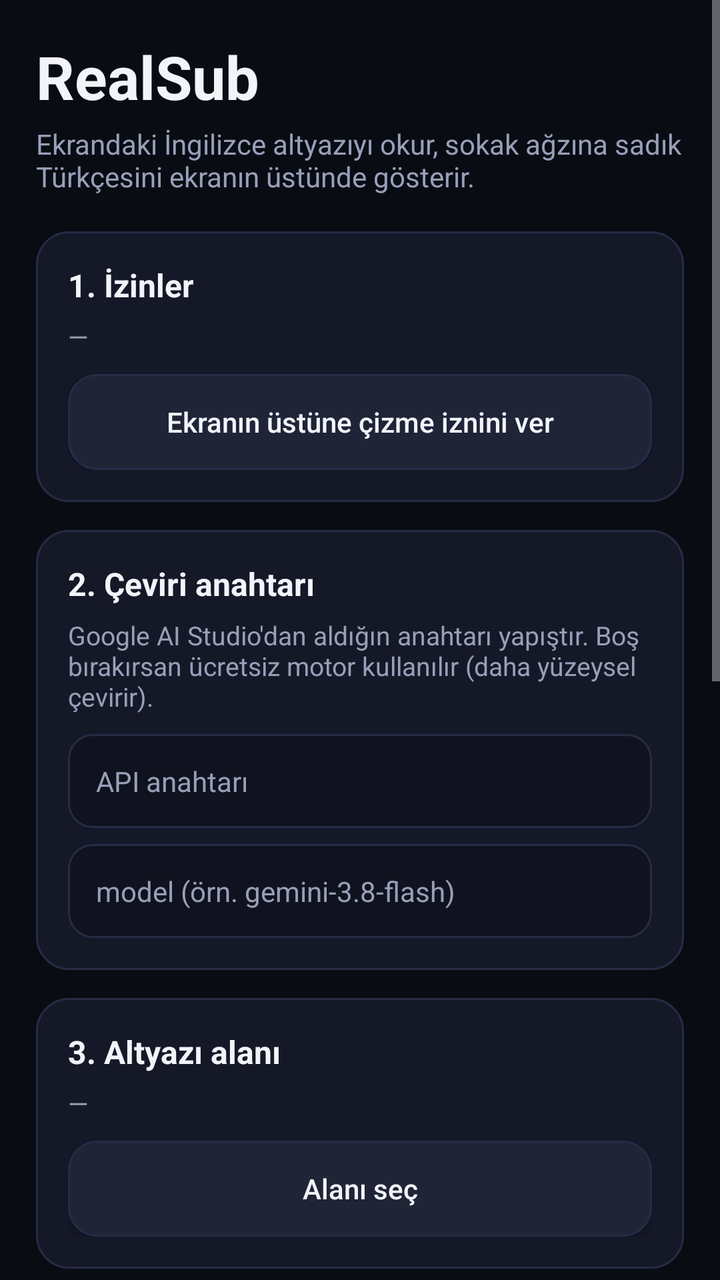
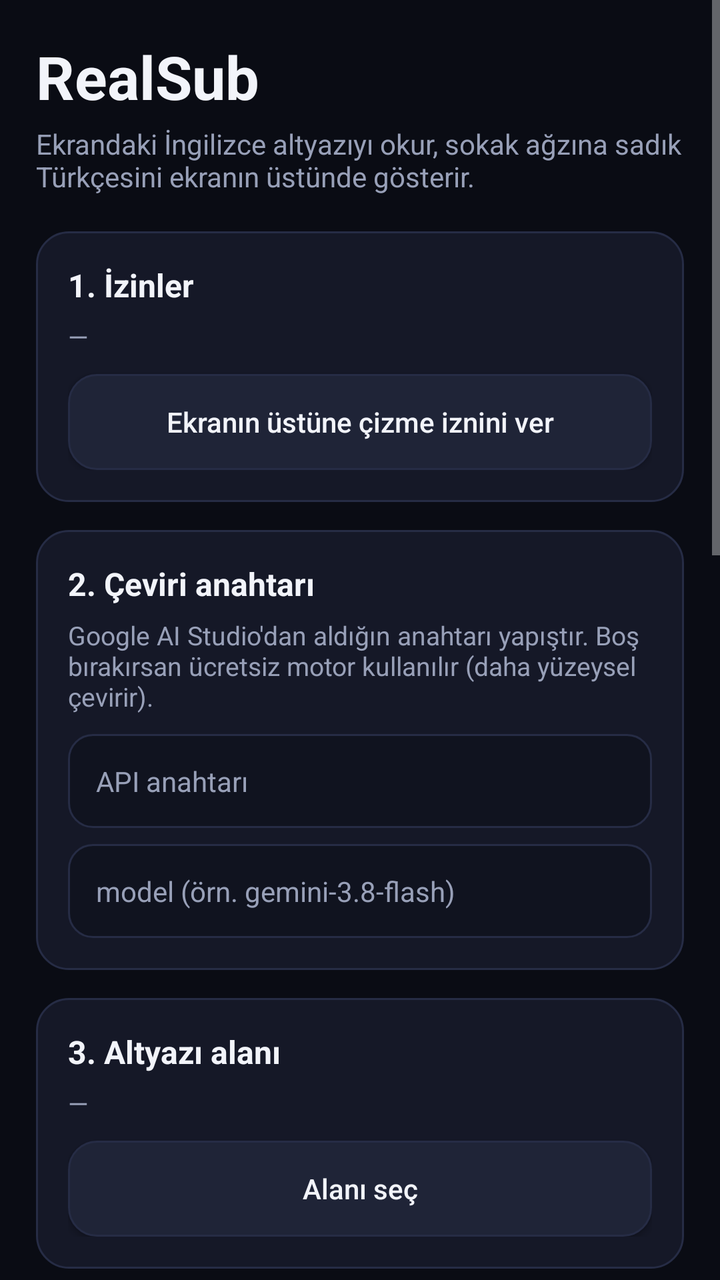

Two renders of the same Android screen: before a commit and after it. Below are the layout's source before the change and the commit's diff.
<!-- AndroidManifest.xml: application theme Theme.RealSub -->
<!-- res/layout/activity_main.xml -->
<?xml version="1.0" encoding="utf-8"?>
<ScrollView xmlns:android="http://schemas.android.com/apk/res/android"
    android:layout_width="match_parent"
    android:layout_height="match_parent"
    android:background="@color/bg"
    android:fillViewport="true">

    <LinearLayout
        android:layout_width="match_parent"
        android:layout_height="wrap_content"
        android:orientation="vertical"
        android:padding="18dp">

        <TextView
            android:layout_width="wrap_content"
            android:layout_height="wrap_content"
            android:text="RealSub"
            android:textColor="@color/txt"
            android:textSize="30sp"
            android:textStyle="bold" />

        <TextView
            android:layout_width="match_parent"
            android:layout_height="wrap_content"
            android:layout_marginTop="4dp"
            android:text="Ekrandaki İngilizce altyazıyı okur, sokak ağzına sadık Türkçesini ekranın üstünde gösterir."
            android:textColor="@color/muted"
            android:textSize="14sp" />

        
        <LinearLayout
            android:layout_width="match_parent"
            android:layout_height="wrap_content"
            android:layout_marginTop="18dp"
            android:background="@drawable/panel"
            android:orientation="vertical"
            android:padding="16dp">

            <TextView
                android:layout_width="wrap_content"
                android:layout_height="wrap_content"
                android:text="1. İzinler"
                android:textColor="@color/txt"
                android:textSize="16sp"
                android:textStyle="bold" />

            <TextView
                android:id="@+id/tvPerm"
                android:layout_width="match_parent"
                android:layout_height="wrap_content"
                android:layout_marginTop="6dp"
                android:text="—"
                android:textColor="@color/muted"
                android:textSize="13sp" />

            <Button
                android:id="@+id/btnOverlayPerm"
                android:layout_width="match_parent"
                android:layout_height="wrap_content"
                android:layout_marginTop="10dp"
                android:background="@drawable/btn_grey"
                android:text="Ekranın üstüne çizme iznini ver"
                android:textAllCaps="false"
                android:textColor="@color/txt" />
        </LinearLayout>

        
        <LinearLayout
            android:layout_width="match_parent"
            android:layout_height="wrap_content"
            android:layout_marginTop="14dp"
            android:background="@drawable/panel"
            android:orientation="vertical"
            android:padding="16dp">

            <TextView
                android:layout_width="wrap_content"
                android:layout_height="wrap_content"
                android:text="2. Çeviri anahtarı"
                android:textColor="@color/txt"
                android:textSize="16sp"
                android:textStyle="bold" />

            <TextView
                android:layout_width="match_parent"
                android:layout_height="wrap_content"
                android:layout_marginTop="6dp"
                android:text="Google AI Studio'dan aldığın anahtarı yapıştır. Boş bırakırsan ücretsiz motor kullanılır (daha yüzeysel çevirir)."
                android:textColor="@color/muted"
                android:textSize="13sp" />

            <EditText
                android:id="@+id/etKey"
                android:layout_width="match_parent"
                android:layout_height="wrap_content"
                android:layout_marginTop="10dp"
                android:background="@drawable/field"
                android:hint="API anahtarı"
                android:inputType="textPassword"
                android:padding="14dp"
                android:textColor="@color/txt"
                android:textColorHint="@color/muted"
                android:textSize="14sp" />

            <EditText
                android:id="@+id/etModel"
                android:layout_width="match_parent"
                android:layout_height="wrap_content"
                android:layout_marginTop="8dp"
                android:background="@drawable/field"
                android:hint="model (örn. gemini-3.8-flash)"
                android:inputType="text"
                android:padding="14dp"
                android:textColor="@color/txt"
                android:textColorHint="@color/muted"
                android:textSize="14sp" />
        </LinearLayout>

        
        <LinearLayout
            android:layout_width="match_parent"
            android:layout_height="wrap_content"
            android:layout_marginTop="14dp"
            android:background="@drawable/panel"
            android:orientation="vertical"
            android:padding="16dp">

            <TextView
                android:layout_width="wrap_content"
                android:layout_height="wrap_content"
                android:text="3. Altyazı alanı"
                android:textColor="@color/txt"
                android:textSize="16sp"
                android:textStyle="bold" />

            <TextView
                android:id="@+id/tvRegion"
                android:layout_width="match_parent"
                android:layout_height="wrap_content"
                android:layout_marginTop="6dp"
                android:text="—"
                android:textColor="@color/muted"
                android:textSize="13sp" />

            <Button
                android:id="@+id/btnRegion"
                android:layout_width="match_parent"
                android:layout_height="wrap_content"
                android:layout_marginTop="10dp"
                android:background="@drawable/btn_grey"
                android:text="Alanı seç"
                android:textAllCaps="false"
                android:textColor="@color/txt" />
        </LinearLayout>

        
        <LinearLayout
            android:layout_width="match_parent"
            android:layout_height="wrap_content"
            android:layout_marginTop="14dp"
            android:background="@drawable/panel"
            android:orientation="vertical"
            android:padding="16dp">

            <TextView
                android:layout_width="wrap_content"
                android:layout_height="wrap_content"
                android:text="4. Ayarlar"
                android:textColor="@color/txt"
                android:textSize="16sp"
                android:textStyle="bold" />

            <TextView
                android:layout_width="wrap_content"
                android:layout_height="wrap_content"
                android:layout_marginTop="12dp"
                android:text="Sertlik seviyesi"
                android:textColor="@color/muted"
                android:textSize="13sp" />

            <RadioGroup
                android:id="@+id/rgHard"
                android:layout_width="match_parent"
                android:layout_height="wrap_content"
                android:orientation="vertical">

                <RadioButton
                    android:id="@+id/rb0"
                    android:layout_width="match_parent"
                    android:layout_height="wrap_content"
                    android:text="Yumuşak"
                    android:textColor="@color/txt" />

                <RadioButton
                    android:id="@+id/rb1"
                    android:layout_width="match_parent"
                    android:layout_height="wrap_content"
                    android:text="Doğal"
                    android:textColor="@color/txt" />

                <RadioButton
                    android:id="@+id/rb2"
                    android:layout_width="match_parent"
                    android:layout_height="wrap_content"
                    android:text="Sokak ağzı"
                    android:textColor="@color/txt" />

                <RadioButton
                    android:id="@+id/rb3"
                    android:layout_width="match_parent"
                    android:layout_height="wrap_content"
                    android:text="Tam sansürsüz"
                    android:textColor="@color/txt" />
            </RadioGroup>

            <TextView
                android:id="@+id/tvSize"
                android:layout_width="wrap_content"
                android:layout_height="wrap_content"
                android:layout_marginTop="10dp"
                android:text="Yazı boyutu"
                android:textColor="@color/muted"
                android:textSize="13sp" />

            <SeekBar
                android:id="@+id/sbSize"
                android:layout_width="match_parent"
                android:layout_height="wrap_content"
                android:max="42"
                android:progress="12" />

            <TextView
                android:id="@+id/tvBottom"
                android:layout_width="wrap_content"
                android:layout_height="wrap_content"
                android:text="Alttan uzaklık"
                android:textColor="@color/muted"
                android:textSize="13sp" />

            <SeekBar
                android:id="@+id/sbBottom"
                android:layout_width="match_parent"
                android:layout_height="wrap_content"
                android:max="60"
                android:progress="10" />

            <CheckBox
                android:id="@+id/cbEn"
                android:layout_width="match_parent"
                android:layout_height="wrap_content"
                android:text="İngilizceyi de göster"
                android:textColor="@color/txt" />
        </LinearLayout>

        <Button
            android:id="@+id/btnStart"
            android:layout_width="match_parent"
            android:layout_height="wrap_content"
            android:layout_marginTop="18dp"
            android:background="@drawable/btn"
            android:paddingTop="14dp"
            android:paddingBottom="14dp"
            android:text="Başlat"
            android:textAllCaps="false"
            android:textColor="#FFFFFF"
            android:textSize="17sp"
            android:textStyle="bold" />

        <Button
            android:id="@+id/btnStop"
            android:layout_width="match_parent"
            android:layout_height="wrap_content"
            android:layout_marginTop="10dp"
            android:background="@drawable/btn_grey"
            android:text="Durdur"
            android:textAllCaps="false"
            android:textColor="@color/txt" />

        <TextView
            android:layout_width="match_parent"
            android:layout_height="wrap_content"
            android:layout_marginTop="16dp"
            android:layout_marginBottom="24dp"
            android:text="Başlat'a bastıktan sonra uygulamadan çık, izlemeye başla. Altyazı ekranın üstünde görünür. Durdurmak için bildirime dokun."
            android:textColor="@color/muted"
            android:textSize="12sp" />
    </LinearLayout>
</ScrollView>
<!-- resources referenced by this layout -->
<resources>
  <color name="bg">#0A0C14</color>
  <color name="muted">#98A0B8</color>
  <color name="txt">#F2F4FA</color>
  <!-- drawable btn (drawable) -->
  <?xml version="1.0" encoding="utf-8"?>
  <shape xmlns:android="http://schemas.android.com/apk/res/android" android:shape="rectangle">
      <solid android:color="@color/acc" />
      <corners android:radius="14dp" />
  </shape>
  <!-- drawable btn_grey (drawable) -->
  <?xml version="1.0" encoding="utf-8"?>
  <shape xmlns:android="http://schemas.android.com/apk/res/android" android:shape="rectangle">
      <solid android:color="#1F2437" />
      <corners android:radius="14dp" />
      <stroke android:width="1dp" android:color="@color/line" />
  </shape>
  <!-- drawable field (drawable) -->
  <?xml version="1.0" encoding="utf-8"?>
  <shape xmlns:android="http://schemas.android.com/apk/res/android" android:shape="rectangle">
      <solid android:color="#10131F" />
      <corners android:radius="12dp" />
      <stroke android:width="1dp" android:color="@color/line" />
  </shape>
  <!-- drawable panel (drawable) -->
  <?xml version="1.0" encoding="utf-8"?>
  <shape xmlns:android="http://schemas.android.com/apk/res/android" android:shape="rectangle">
      <solid android:color="@color/panel" />
      <corners android:radius="16dp" />
      <stroke android:width="1dp" android:color="@color/line" />
  </shape>
  <style name="Theme.RealSub" parent="Theme.AppCompat.NoActionBar">
          <item name="android:windowBackground">@color/bg</item>
          <item name="android:textColor">@color/txt</item>
          <item name="android:colorAccent">@color/acc</item>
      </style>
  <color name="acc">#5B4DF5</color>
  <color name="line">#262C45</color>
  <color name="panel">#151827</color>
</resources>

<!-- the commit's change to res/layout/activity_main.xml (unified diff, before → after) -->
@@ -276,6 +276,62 @@
             android:textAllCaps="false"
             android:textColor="@color/txt" />
 
+        <LinearLayout
+            android:layout_width="match_parent"
+            android:layout_height="wrap_content"
+            android:layout_marginTop="14dp"
+            android:background="@drawable/panel"
+            android:orientation="vertical"
+            android:padding="16dp">
+
+            <TextView
+                android:layout_width="wrap_content"
+                android:layout_height="wrap_content"
+                android:text="5. Durum"
+                android:textColor="@color/txt"
+                android:textSize="16sp"
+                android:textStyle="bold" />
+
+            <TextView
+                android:layout_width="match_parent"
+                android:layout_height="wrap_content"
+                android:layout_marginTop="6dp"
+                android:text="Bir şey görünmüyorsa: çalışırken buraya dön, önce Tek kare oku, sonra Durumu yenile."
+                android:textColor="@color/muted"
+                android:textSize="13sp" />
+
+            <Button
+                android:id="@+id/btnTest"
+                android:layout_width="match_parent"
+                android:layout_height="wrap_content"
+                android:layout_marginTop="10dp"
+                android:background="@drawable/btn_grey"
+                android:text="Tek kare oku"
+                android:textAllCaps="false"
+                android:textColor="@color/txt" />
+
+            <Button
+                android:id="@+id/btnStatus"
+                android:layout_width="match_parent"
+                android:layout_height="wrap_content"
+                android:layout_marginTop="8dp"
+                android:background="@drawable/btn_grey"
+                android:text="Durumu yenile"
+                android:textAllCaps="false"
+                android:textColor="@color/txt" />
+
+            <TextView
+                android:id="@+id/tvStatus"
+                android:layout_width="match_parent"
+                android:layout_height="wrap_content"
+                android:layout_marginTop="10dp"
+                android:background="@drawable/field"
+                android:padding="12dp"
+                android:text="—"
+                android:textColor="@color/txt"
+                android:textSize="13sp" />
+        </LinearLayout>
+
         <TextView
             android:layout_width="match_parent"
             android:layout_height="wrap_content"
